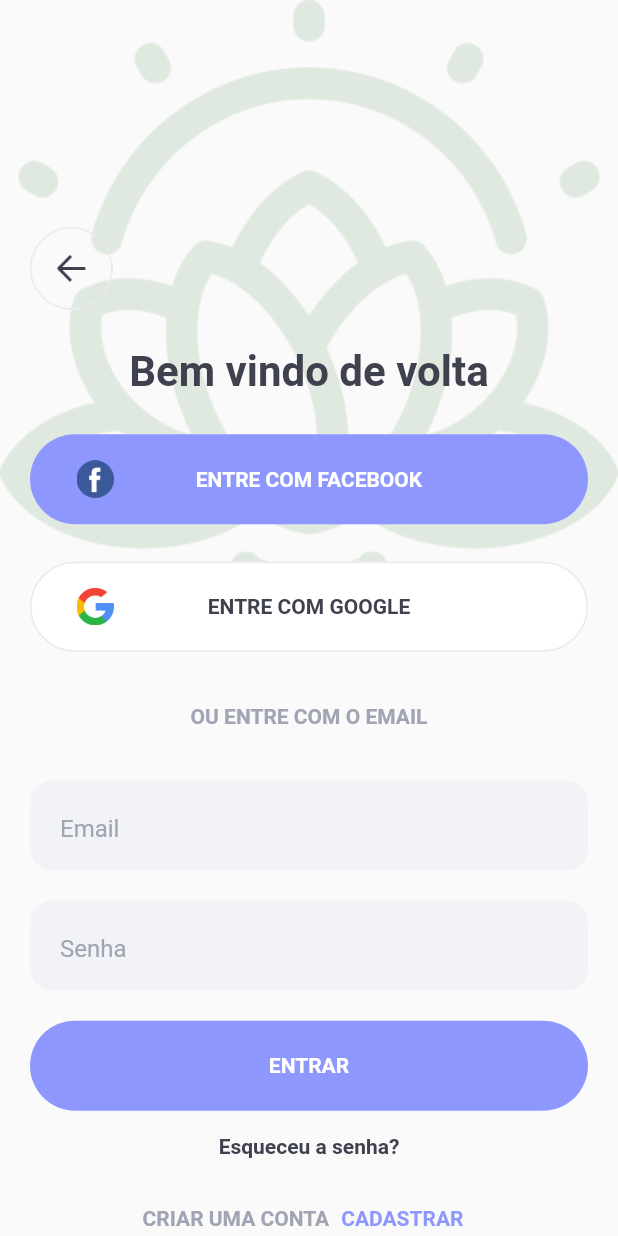
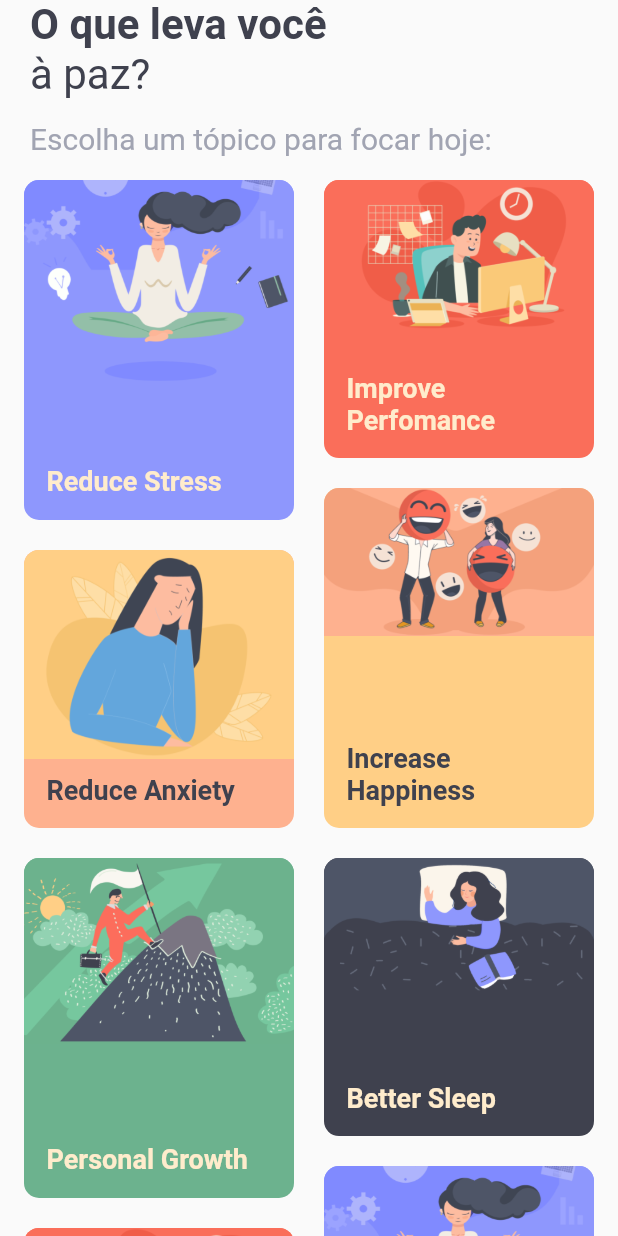
Before and after one commit to lucas0302/App-relaxamento, a Flutter app: the LoginScreen screen opened directly, after a tap on "ENTRAR", on a phone screen of 412 x 824 dp. Run offline on Flutter 3.47's test engine with Material 3 defaults, Android fonts, the light colour scheme and no system bars; our stand-ins replace firebase_analytics, firebase_core; accounts and stored records are empty; generated files the repository leaves out were written again; Roboto replaces fonts that are missing (HelveticaNeue).

Commit message:
feat/topics

```diff
--- a/lib/common/color_extension.dart
+++ b/lib/common/color_extension.dart
@@ -25,3 +25,16 @@ extension AppContext on BuildContext {
     return Navigator.pop(this);
   }
 }
+
+extension HexColor on Color {
+
+  static Color formHex(String hexString) {
+
+    final buffer = StringBuffer();
+    if(hexString.length == 6 || hexString.length == 7) buffer.write('ff');
+    buffer.write(hexString.replaceFirst("#", ''));
+    return Color(int.parse(buffer.toString(), radix: 16));
+
+  }
+
+}
--- a/lib/main.dart
+++ b/lib/main.dart
@@ -18,7 +18,7 @@
   @override
   Widget build(BuildContext context) {
     return MaterialApp(
-      title: 'APP-RELAXAMENTO',
+      title: 'Meditation App',
       debugShowCheckedModeBanner: false,
       theme: ThemeData(
         fontFamily: "HelveticaNeue",
--- /dev/null
+++ b/lib/screen/home/topic_screen.dart
@@ -0,0 +1,193 @@
+import 'package:app_relaxamento_faculdade/common/color_extension.dart';
+import 'package:flutter/material.dart';
+import 'package:flutter_staggered_grid_view/flutter_staggered_grid_view.dart';
+
+class ChoseTopicScreen extends StatefulWidget {
+  const ChoseTopicScreen({super.key});
+
+  @override
+  State<ChoseTopicScreen> createState() => _ChoseTopicScreenState();
+}
+
+class _ChoseTopicScreenState extends State<ChoseTopicScreen> {
+  List images = [
+    {
+      "image": "assets/img/1reduce-stress.png",
+      "title": "Reduce Stress",
+      "color": "8E97FD",
+      "text_color": "FFECCC",
+    },
+    {
+      "image": "assets/img/2improve-perfomance.png",
+      "title": "Improve Perfomance",
+      "color": "FA6E5A",
+      "text_color": "FFECCC",
+    },
+    {
+      "image": "assets/img/3increase-happiness.png",
+      "title": "Increase Happiness",
+      "color": "FFCF86",
+      "text_color": "3F414E",
+    },
+    {
+      "image": "assets/img/4reduce-anxiety.png",
+      "title": "Reduce Anxiety",
+      "color": "FEB18F",
+      "text_color": "3F414E",
+    },
+    {
+      "image": "assets/img/5personal-growth.png",
+      "title": "Personal Growth",
+      "color": "6CB28E",
+      "text_color": "FFECCC",
+    },
+    {
+      "image": "assets/img/6better-sleep.png",
+      "title": "Better Sleep",
+      "color": "3F414E",
+      "text_color": "FFECCC",
+    },
+    {
+      "image": "assets/img/1reduce-stress.png",
+      "title": "Reduce Stress",
+      "color": "8E97FD",
+      "text_color": "FFECCC",
+    },
+    {
+      "image": "assets/img/2improve-perfomance.png",
+      "title": "Improve Perfomance",
+      "color": "FA6E5A",
+      "text_color": "FFECCC",
+    },
+    {
+      "image": "assets/img/3increase-happiness.png",
+      "title": "Increase Happiness",
+      "color": "FFCF86",
+      "text_color": "3F414E",
+    },
+    {
+      "image": "assets/img/4reduce-anxiety.png",
+      "title": "Reduce Anxiety",
+      "color": "FEB18F",
+      "text_color": "3F414E",
+    },
+    {
+      "image": "assets/img/5personal-growth.png",
+      "title": "Personal Growth",
+      "color": "6CB28E",
+      "text_color": "FFECCC",
+    },
+    {
+      "image": "assets/img/6better-sleep.png",
+      "title": "Better Sleep",
+      "color": "3F414E",
+      "text_color": "FFECCC",
+    }
+  ];
+
+  @override
+  Widget build(BuildContext context) {
+    return Scaffold(
+        body: Column(
+      children: [
+        SafeArea(
+            bottom: false,
+            child: Padding(
+              padding: const EdgeInsets.symmetric(horizontal: 20),
+              child: Column(
+                crossAxisAlignment: CrossAxisAlignment.start,
+                children: [
+                  Row(
+                    children: [
+                      Expanded(
+                        child: Text(
+                          "O que leva você",
+                          style: TextStyle(
+                            color: Tcolor.primaryText,
+                            fontSize: 28,
+                            fontWeight: FontWeight.w700,
+                          ),
+                        ),
+                      ),
+                    ],
+                  ),
+                  Text(
+                    "à paz?",
+                    style: TextStyle(
+                      color: Tcolor.primaryText,
+                      fontSize: 28,
+                    ),
+                  ),
+                  const SizedBox(height: 15,),
+                  Text(
+                    "Escolha um tópico para focar hoje:",
+                    style: TextStyle(
+                      color: Tcolor.secondaryText,
+                      fontSize: 20,
+                    ),
+                  ),
+                ],
+              ),
+            )),
+        Expanded(
+            child: MasonryGridView.count(
+          padding: const EdgeInsets.symmetric(vertical: 12, horizontal: 12),
+          crossAxisCount: 2,
+          mainAxisSpacing: 12,
+          crossAxisSpacing: 12,
+          itemCount: images.length,
+          itemBuilder: (context, index) {
+            var height = index % 4 == 0 || index % 4 == 2
+                ? context.width * 0.55
+                : context.width * 0.45;
+            var cObj = images[index] as Map? ?? {};
+
+            return Container(
+                height: height,
+                alignment: Alignment.center,
+                margin: const EdgeInsets.all(4),
+                decoration: BoxDecoration(
+                    color: HexColor.formHex(cObj["color"]),
+                    borderRadius: BorderRadius.circular(10)),
+                child: Stack(alignment: Alignment.topCenter, children: [
+                  ClipRRect(
+                    borderRadius: const BorderRadius.only(
+                        topLeft: Radius.circular(10),
+                        topRight: Radius.circular(10)),
+                    child: Image.asset(
+                      cObj["image"],
+                      width: double.maxFinite,
+                      fit: BoxFit.fitWidth,
+                    ),
+                  ),
+                  Column(
+                    mainAxisSize: MainAxisSize.max,
+                    mainAxisAlignment: MainAxisAlignment.end,
+                    crossAxisAlignment: CrossAxisAlignment.start,
+                    children: [
+                      Padding(
+                        padding: const EdgeInsets.all(15),
+                        child: Row(
+                          children: [
+                            Expanded(
+                              child: Text(
+                                cObj["title"],
+                                maxLines: 2,
+                                style: TextStyle(
+                                    color: HexColor.formHex(cObj["text_color"]),
+                                    fontSize: 18,
+                                    fontWeight: FontWeight.w700),
+                              ),
+                            ),
+                          ],
+                        ),
+                      )
+                    ],
+                  )
+                ]));
+          },
+        ))
+      ],
+    ));
+  }
+}
--- a/lib/screen/login/login_screen.dart
+++ b/lib/screen/login/login_screen.dart
@@ -1,6 +1,7 @@
 import 'package:app_relaxamento_faculdade/common/color_extension.dart';
 import 'package:app_relaxamento_faculdade/common_widget/round_button.dart';
 import 'package:app_relaxamento_faculdade/common_widget/round_text_field.dart';
+import 'package:app_relaxamento_faculdade/screen/home/topic_screen.dart';
 import 'package:app_relaxamento_faculdade/screen/login/sign_up_screen.dart';
 import 'package:flutter/material.dart';
 import 'package:flutter/services.dart';
@@ -177,7 +178,9 @@ class _LoginScreenState extends State<LoginScreen> {
               const SizedBox(
                 height: 20,
               ),
-              RoundButton(title: "ENTRAR", onPressed: () {}),
+              RoundButton(title: "ENTRAR", onPressed: () {
+                context.push(const ChoseTopicScreen());
+              }),
               TextButton(
                 onPressed: () {},
                 child: Text(
--- a/lib/screen/login/sign_up_screen.dart
+++ b/lib/screen/login/sign_up_screen.dart
@@ -1,6 +1,7 @@
 import 'package:app_relaxamento_faculdade/common/color_extension.dart';
 import 'package:app_relaxamento_faculdade/common_widget/round_button.dart';
 import 'package:app_relaxamento_faculdade/common_widget/round_text_field.dart';
+import 'package:app_relaxamento_faculdade/screen/home/topic_screen.dart';
 import 'package:flutter/material.dart';
 import 'package:flutter/services.dart';
 
@@ -247,7 +248,9 @@ class _SingUpScreenState extends State<SignUpScreen> {
               ),
 
 
-              RoundButton(title: "COMEÇAR", onPressed: () {}),
+              RoundButton(title: "COMEÇAR", onPressed: () {
+                context.push(const ChoseTopicScreen());
+              }),
 
 
               const Spacer(),
--- a/pubspec.yaml
+++ b/pubspec.yaml
@@ -37,6 +37,7 @@ dependencies:
   cupertino_icons: ^1.0.6
   firebase_core: ^2.32.0
   firebase_analytics: ^10.10.7
+  flutter_staggered_grid_view: ^0.7.0
 
 dev_dependencies:
   flutter_test:
```
Also changed, not shown: assets/img/1reduce-stress.png (added), assets/img/2improve-perfomance.png (added), assets/img/3increase-happiness.png (added), assets/img/4reduce-anxiety.png (added), assets/img/5personal-growth.png (added), assets/img/6better-sleep.png (added), pubspec.lock.
